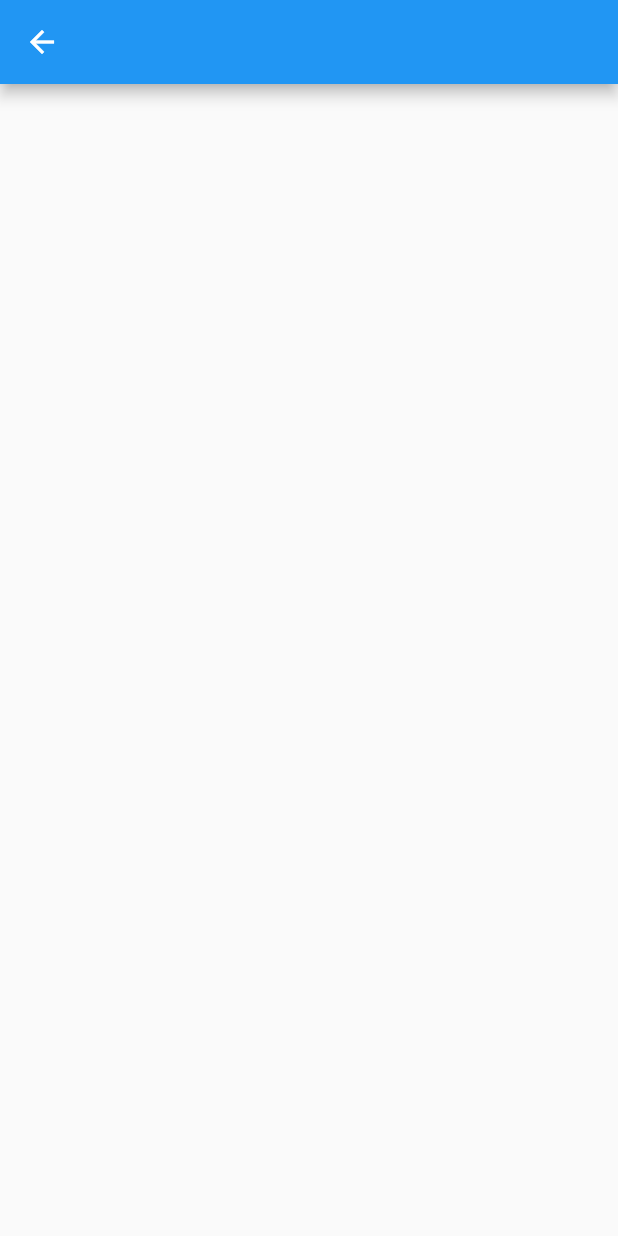
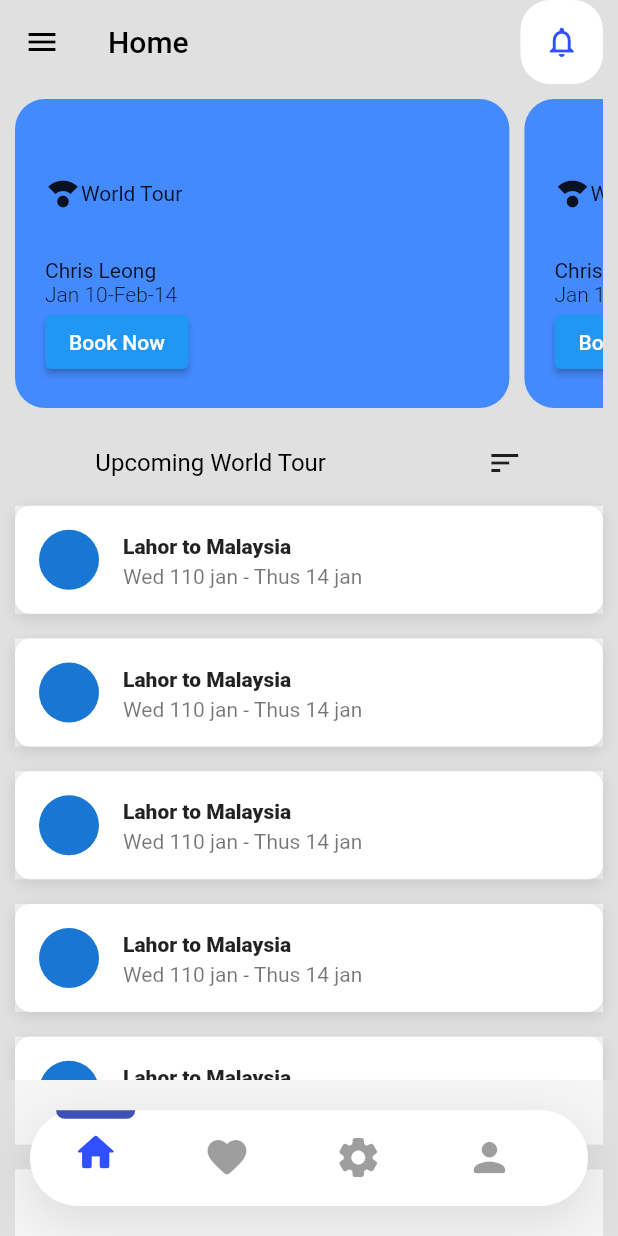
Before and after one commit to MukiBwoi/docbook, a Flutter app: the HomePage screen opened directly, on a phone screen of 412 x 824 dp. Run offline on Flutter 3.47's test engine with Material 2 defaults, Android fonts, the phone set to English and light mode, and no system bars.

Commit message:
Home Update

```diff
--- a/lib/Models/colors.dart
+++ b/lib/Models/colors.dart
@@ -4,4 +4,5 @@ class AllColors {
   Color primaryColor = const Color(0xff304ffe);
   Color secondaryColor = const Color(0xff000000);
   Color greyColor = const Color(0xff424242);
+  Color primaryBg = const Color(0xffe0e0e0);
 }
--- /dev/null
+++ b/lib/Models/homemodel.dart
@@ -0,0 +1,10 @@
+import 'package:flutter/cupertino.dart';
+
+class HomeModel with ChangeNotifier {
+  int counter = 0;
+
+  void count() {
+    counter++;
+    notifyListeners();
+  }
+}
--- a/lib/Screens/home_page.dart
+++ b/lib/Screens/home_page.dart
@@ -1,3 +1,10 @@
+import 'package:doctor_app/Models/colors.dart';
+import 'package:doctor_app/Models/homemodel.dart';
+import 'package:doctor_app/Widgets/bottom_navigation.dart';
+import 'package:doctor_app/Widgets/doctor_card.dart';
+import 'package:doctor_app/Widgets/normal_text.dart';
+import 'package:doctor_app/Widgets/tour_list_tile.dart';
+import 'package:doctor_app/Widgets/white_space.dart';
 import 'package:flutter/material.dart';
 
 class HomePage extends StatelessWidget {
@@ -5,8 +12,93 @@ class HomePage extends StatelessWidget {
 
   @override
   Widget build(BuildContext context) {
+    final _width = MediaQuery.of(context).size.width;
+    final _height = MediaQuery.of(context).size.height;
     return Scaffold(
-      appBar: AppBar(),
+      bottomNavigationBar: const NewBottomNavigationBar(),
+      backgroundColor: AllColors().primaryBg,
+      drawer: const Drawer(),
+      appBar: AppBar(
+        iconTheme: const IconThemeData(
+          color: Colors.black,
+        ),
+        backgroundColor: AllColors().primaryBg,
+        elevation: 0,
+        title: const Text(
+          "Home",
+          style: TextStyle(color: Colors.black),
+        ),
+        actions: [
+          Container(
+            margin: EdgeInsets.only(right: 10),
+            width: 55,
+            decoration: const BoxDecoration(
+              color: Colors.white,
+              borderRadius: BorderRadius.all(
+                Radius.circular(20),
+              ),
+            ),
+            child: IconButton(
+              icon: Icon(
+                Icons.notifications_none_outlined,
+                color: AllColors().primaryColor,
+              ),
+              onPressed: () {},
+            ),
+          ),
+        ],
+      ),
+      body: SingleChildScrollView(
+        child: Container(
+          padding: EdgeInsets.all(10),
+          child: Column(
+            children: [
+              SingleChildScrollView(
+                scrollDirection: Axis.horizontal,
+                child: Row(
+                  children: const [
+                    DoctorCard(),
+                    DoctorCard(),
+                    DoctorCard(),
+                  ],
+                ),
+              ),
+              WhiteSpace(w: _width, h: _height * 0.03),
+              Row(
+                mainAxisAlignment: MainAxisAlignment.spaceAround,
+                children: const [
+                  NormalText(
+                    normalText: 'Upcoming World Tour',
+                    normalTextColor: Colors.black,
+                  ),
+                  Icon(Icons.sort),
+                ],
+              ),
+              Column(
+                children: [
+                  WhiteSpace(w: _width, h: _height * 0.02),
+                  TourListTile(),
+                  WhiteSpace(w: _width, h: _height * 0.02),
+                  TourListTile(),
+                  WhiteSpace(w: _width, h: _height * 0.02),
+                  TourListTile(),
+                  WhiteSpace(w: _width, h: _height * 0.02),
+                  TourListTile(),
+                  WhiteSpace(w: _width, h: _height * 0.02),
+                  TourListTile(),
+                  WhiteSpace(w: _width, h: _height * 0.02),
+                  TourListTile(),
+                  WhiteSpace(w: _width, h: _height * 0.02),
+                  TourListTile(),
+                  WhiteSpace(w: _width, h: _height * 0.02),
+                  TourListTile(),
+                  WhiteSpace(w: _width, h: _height * 0.02),
+                ],
+              )
+            ],
+          ),
+        ),
+      ),
     );
   }
 }
--- a/lib/Screens/login.dart
+++ b/lib/Screens/login.dart
@@ -59,7 +59,7 @@ class Login extends StatelessWidget {
                     Navigator.push(
                       context,
                       MaterialPageRoute(
-                        builder: (_) => const Signup(),
+                        builder: (_) => const HomePage(),
                       ),
                     );
                   }),
--- /dev/null
+++ b/lib/Widgets/bottom_navigation.dart
@@ -0,0 +1,83 @@
+import 'package:doctor_app/Models/colors.dart';
+import 'package:flutter/material.dart';
+
+class NewBottomNavigationBar extends StatefulWidget {
+  const NewBottomNavigationBar({Key? key}) : super(key: key);
+
+  @override
+  State<NewBottomNavigationBar> createState() => _NewBottomNavigationBarState();
+}
+
+class _NewBottomNavigationBarState extends State<NewBottomNavigationBar> {
+  var _currentIndex = 0;
+  @override
+  Widget build(BuildContext context) {
+    final _width = MediaQuery.of(context).size.width;
+    final _height = MediaQuery.of(context).size.height;
+    return Container(
+      margin: const EdgeInsets.all(20),
+      height: _width * .155,
+      decoration: BoxDecoration(
+        color: Colors.white,
+        boxShadow: [
+          BoxShadow(
+              color: Colors.black.withOpacity(.11),
+              blurRadius: 30,
+              offset: const Offset(0, 10))
+        ],
+        borderRadius: BorderRadius.circular(50),
+      ),
+      child: ListView.builder(
+          itemCount: 4,
+          scrollDirection: Axis.horizontal,
+          itemBuilder: (contex, index) => InkWell(
+                onTap: () {
+                  setState(() {
+                    _currentIndex = index;
+                    print(index);
+                  });
+                },
+                splashColor: Colors.transparent,
+                highlightColor: Colors.transparent,
+                child: Column(
+                  mainAxisAlignment: MainAxisAlignment.spaceBetween,
+                  children: [
+                    AnimatedContainer(
+                      // duration: Duration(seconds: 1),
+                      duration: const Duration(milliseconds: 1500),
+                      curve: Curves.fastLinearToSlowEaseIn,
+                      margin: EdgeInsets.only(
+                        bottom: index == _currentIndex ? 0 : _width * .029,
+                        right: _width * .0422,
+                        left: _width * .0422,
+                      ),
+                      width: _width * .128,
+                      height: index == _currentIndex ? _width * .014 : 0,
+                      decoration: const BoxDecoration(
+                        color: Colors.indigo,
+                        borderRadius: BorderRadius.vertical(
+                          bottom: Radius.circular(10),
+                        ),
+                      ),
+                    ),
+                    Icon(
+                      listOfIcons[index],
+                      size: _width * .076,
+                      color: index == _currentIndex
+                          ? AllColors().primaryColor
+                          : Colors.black38,
+                    ),
+                    SizedBox(height: _width * .03),
+                  ],
+                ),
+              )),
+    );
+  }
+
+  List<IconData> listOfIcons = [
+    Icons.home_rounded,
+    Icons.favorite_rounded,
+    Icons.settings_rounded,
+    Icons.person_rounded,
+  ];
+}
--- /dev/null
+++ b/lib/Widgets/doctor_card.dart
@@ -0,0 +1,48 @@
+import 'package:doctor_app/Widgets/light_text.dart';
+import 'package:flutter/material.dart';
+
+class DoctorCard extends StatelessWidget {
+  const DoctorCard({Key? key}) : super(key: key);
+
+  @override
+  Widget build(BuildContext context) {
+    final _width = MediaQuery.of(context).size.width;
+    final _height = MediaQuery.of(context).size.height;
+
+    return Container(
+      margin: const EdgeInsets.only(right: 10),
+      padding: const EdgeInsets.all(20),
+      decoration: BoxDecoration(
+        borderRadius: BorderRadius.circular(20),
+        color: Colors.blueAccent,
+      ),
+      width: _width * 0.8,
+      height: _height / 4,
+      child: Row(
+        children: [
+          Expanded(
+            child: Column(
+              crossAxisAlignment: CrossAxisAlignment.start,
+              mainAxisAlignment: MainAxisAlignment.spaceAround,
+              children: [
+                Expanded(
+                  child: Row(
+                    mainAxisAlignment: MainAxisAlignment.start,
+                    children: const [
+                      Icon(Icons.compass_calibration),
+                      Text("World Tour")
+                    ],
+                  ),
+                ),
+                Text("Chris Leong"),
+                LightText(
+                    lightText: 'Jan 10-Feb-14', textAlign: TextAlign.start),
+                ElevatedButton(onPressed: () {}, child: Text("Book Now"))
+              ],
+            ),
+          ),
+        ],
+      ),
+    );
+  }
+}
--- /dev/null
+++ b/lib/Widgets/tour_list_tile.dart
@@ -0,0 +1,33 @@
+// ignore: file_names
+import 'package:flutter/material.dart';
+
+class TourListTile extends StatelessWidget {
+  const TourListTile({Key? key}) : super(key: key);
+
+  @override
+  Widget build(BuildContext context) {
+    return Container(
+      decoration: BoxDecoration(
+        color: Colors.white,
+        borderRadius: BorderRadius.all(Radius.circular(10)),
+        boxShadow: [
+          BoxShadow(
+            color: Colors.grey.withOpacity(0.3),
+            spreadRadius: 1,
+            blurRadius: 7,
+            offset: Offset(0, 3), // changes position of shadow
+          ),
+        ],
+      ),
+      child: ListTile(
+        tileColor: Color(0xfff5f5f5),
+        leading: CircleAvatar(),
+        title: const Text(
+          "Lahor to Malaysia",
+          style: TextStyle(fontWeight: FontWeight.w800),
+        ),
+        subtitle: Text("Wed 110 jan - Thus 14 jan"),
+      ),
+    );
+  }
+}
--- a/lib/main.dart
+++ b/lib/main.dart
@@ -1,6 +1,6 @@
 import 'package:doctor_app/Models/field_properties.dart';
+import 'package:doctor_app/Models/homemodel.dart';
 import 'package:doctor_app/Screens/splash_screen.dart';
-
 import 'package:flutter/cupertino.dart';
 import 'package:flutter/material.dart';
 import 'package:provider/provider.dart';
@@ -10,6 +10,9 @@ void main() {
     providers: [
       ChangeNotifierProvider(
         create: (_) => FiledProperties(),
+      ),
+      ChangeNotifierProvider(
+        create: (_) => HomeModel(),
       ),
     ],
     child: const MyApp(),
@@ -24,7 +27,10 @@ class MyApp extends StatelessWidget {
     return MaterialApp(
       theme: ThemeData(
         textTheme: const TextTheme(
-          headline1: TextStyle(),
+          headline1: TextStyle(
+            fontWeight: FontWeight.w600,
+            color: Colors.black,
+          ),
           headline2: TextStyle(),
           bodyText1: TextStyle(
             fontWeight: FontWeight.w400,
```
